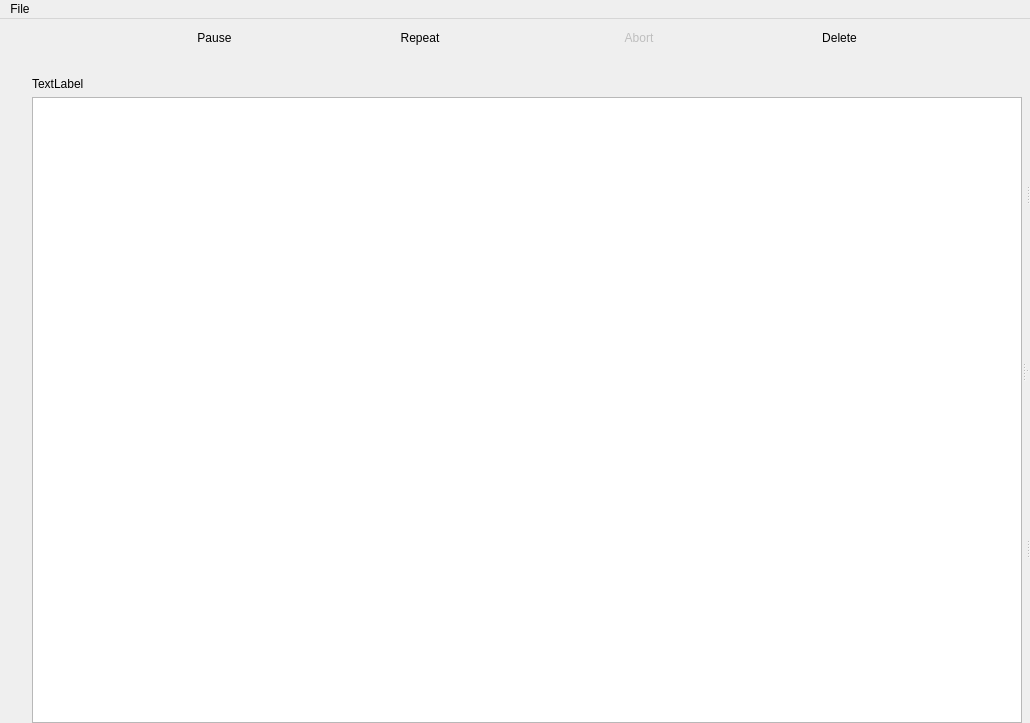
This is main.ui in labscript-suite/blacs as Qt 5 draws it before an edit. The edited form follows.
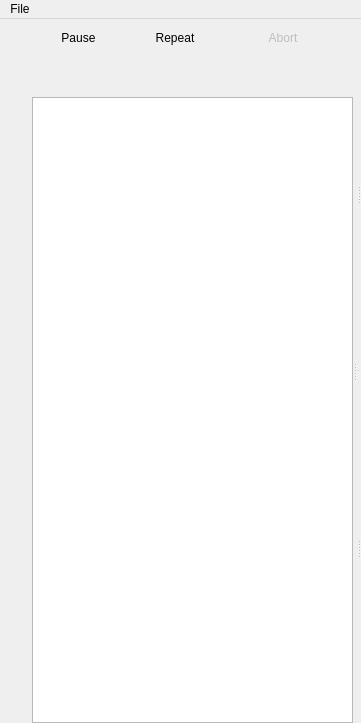
This is the edited form. Icons and pictures are not drawn. Custom widgets are drawn as their Qt base class.

Commit message:
feature2: Elide tab text Shorten device name/connection label to "name - [connection]"
Move shot delete button to left of queue.
Add "add shots" button - currently not connected since the menu action
for it isn't connected either.

Require labscript_utils 2.3 since we're using the QLabel elision widget it
introduced in 2.3

What changed in the file:
```diff
--- a/main.ui
+++ b/main.ui
@@ -6,7 +6,7 @@
    <rect>
     <x>0</x>
     <y>0</y>
-    <width>1030</width>
+    <width>361</width>
     <height>723</height>
    </rect>
   </property>
@@ -148,181 +148,9 @@
           <property name="topMargin">
            <number>6</number>
           </property>
-          <item>
-           <layout class="QHBoxLayout" name="horizontalLayout">
-            <item>
-             <layout class="QVBoxLayout" name="verticalLayout">
-              <property name="sizeConstraint">
-               <enum>QLayout::SetMinimumSize</enum>
-              </property>
-              <item>
-               <spacer name="verticalSpacer">
-                <property name="orientation">
-                 <enum>Qt::Vertical</enum>
-                </property>
-                <property name="sizeHint" stdset="0">
-                 <size>
-                  <width>20</width>
-                  <height>40</height>
-                 </size>
-                </property>
-               </spacer>
-              </item>
-              <item>
-               <widget class="QPushButton" name="queue_push_to_top">
-                <property name="sizePolicy">
-                 <sizepolicy hsizetype="Fixed" vsizetype="Fixed">
-                  <horstretch>0</horstretch>
-                  <verstretch>0</verstretch>
-                 </sizepolicy>
-                </property>
-                <property name="minimumSize">
-                 <size>
-                  <width>20</width>
-                  <height>0</height>
-                 </size>
-                </property>
-                <property name="maximumSize">
-                 <size>
-                  <width>20</width>
-                  <height>16777215</height>
-                 </size>
-                </property>
-                <property name="focusPolicy">
-                 <enum>Qt::NoFocus</enum>
-                </property>
-                <property name="toolTip">
-                 <string>Move to top</string>
-                </property>
-                <property name="text">
-                 <string/>
-                </property>
-                <property name="icon">
-                 <iconset resource="../../../../usr/local/lib/python2.7/dist-packages/qtutils/icons/icons.qrc">
-                  <normaloff>:/qtutils/fugue/arrow-stop-090.png</normaloff>:/qtutils/fugue/arrow-stop-090.png</iconset>
-                </property>
-               </widget>
-              </item>
-              <item>
-               <widget class="QPushButton" name="queue_push_up">
-                <property name="sizePolicy">
-                 <sizepolicy hsizetype="Fixed" vsizetype="Fixed">
-                  <horstretch>0</horstretch>
-                  <verstretch>0</verstretch>
-                 </sizepolicy>
-                </property>
-                <property name="minimumSize">
-                 <size>
-                  <width>20</width>
-                  <height>0</height>
-                 </size>
-                </property>
-                <property name="maximumSize">
-                 <size>
-                  <width>20</width>
-                  <height>16777215</height>
-                 </size>
-                </property>
-                <property name="focusPolicy">
-                 <enum>Qt::NoFocus</enum>
-                </property>
-                <property name="toolTip">
-                 <string>Move up</string>
-                </property>
-                <property name="text">
-                 <string/>
-                </property>
-                <property name="icon">
-                 <iconset resource="../../../../usr/local/lib/python2.7/dist-packages/qtutils/icons/icons.qrc">
-                  <normaloff>:/qtutils/fugue/arrow-090.png</normaloff>:/qtutils/fugue/arrow-090.png</iconset>
-                </property>
-               </widget>
-              </item>
-              <item>
-               <widget class="QPushButton" name="queue_push_down">
-                <property name="sizePolicy">
-                 <sizepolicy hsizetype="Fixed" vsizetype="Fixed">
-                  <horstretch>0</horstretch>
-                  <verstretch>0</verstretch>
-                 </sizepolicy>
-                </property>
-                <property name="minimumSize">
-                 <size>
-                  <width>20</width>
-                  <height>0</height>
-                 </size>
-                </property>
-                <property name="maximumSize">
-                 <size>
-                  <width>20</width>
-                  <height>16777215</height>
-                 </size>
-                </property>
-                <property name="focusPolicy">
-                 <enum>Qt::NoFocus</enum>
-                </property>
-                <property name="toolTip">
-                 <string>Move down</string>
-                </property>
-                <property name="text">
-                 <string/>
-                </property>
-                <property name="icon">
-                 <iconset resource="../../../../usr/local/lib/python2.7/dist-packages/qtutils/icons/icons.qrc">
-                  <normaloff>:/qtutils/fugue/arrow-270.png</normaloff>:/qtutils/fugue/arrow-270.png</iconset>
-                </property>
-               </widget>
-              </item>
-              <item>
-               <widget class="QPushButton" name="queue_push_to_bottom">
-                <property name="sizePolicy">
-                 <sizepolicy hsizetype="Fixed" vsizetype="Fixed">
-                  <horstretch>0</horstretch>
-                  <verstretch>0</verstretch>
-                 </sizepolicy>
-                </property>
-                <property name="minimumSize">
-                 <size>
-                  <width>20</width>
-                  <height>0</height>
-                 </size>
-                </property>
-                <property name="maximumSize">
-                 <size>
-                  <width>20</width>
-                  <height>16777215</height>
-                 </size>
-                </property>
-                <property name="focusPolicy">
-                 <enum>Qt::NoFocus</enum>
-                </property>
-                <property name="toolTip">
-                 <string>Move to bottom</string>
-                </property>
-                <property name="text">
-                 <string/>
-                </property>
-                <property name="icon">
-                 <iconset resource="../../../../usr/local/lib/python2.7/dist-packages/qtutils/icons/icons.qrc">
-                  <normaloff>:/qtutils/fugue/arrow-stop-270.png</normaloff>:/qtutils/fugue/arrow-stop-270.png</iconset>
-                </property>
-               </widget>
-              </item>
-              <item>
-               <spacer name="verticalSpacer_2">
-                <property name="orientation">
-                 <enum>Qt::Vertical</enum>
-                </property>
-                <property name="sizeHint" stdset="0">
-                 <size>
-                  <width>20</width>
-                  <height>40</height>
-                 </size>
-                </property>
-               </spacer>
-              </item>
-             </layout>
-            </item>
+          <property name="bottomMargin">
+           <number>0</number>
+          </property>
             <item>
              <layout class="QVBoxLayout" name="queue_verticalLayout">
               <item>
@@ -471,36 +299,6 @@
                   </property>
                  </spacer>
                 </item>
-                <item>
-                 <widget class="QPushButton" name="queue_delete_button">
-                  <property name="focusPolicy">
-                   <enum>Qt::NoFocus</enum>
-                  </property>
-                  <property name="toolTip">
-                   <string>Delete selected shots from queue</string>
-                  </property>
-                  <property name="text">
-                   <string>Delete</string>
-                  </property>
-                  <property name="icon">
-                   <iconset resource="../../../../usr/local/lib/python2.7/dist-packages/qtutils/icons/icons.qrc">
-                    <normaloff>:/qtutils/fugue/minus.png</normaloff>:/qtutils/fugue/minus.png</iconset>
-                  </property>
-                 </widget>
-                </item>
-                <item>
-                 <spacer name="horizontalSpacer_4">
-                  <property name="orientation">
-                   <enum>Qt::Horizontal</enum>
-                  </property>
-                  <property name="sizeHint" stdset="0">
-                   <size>
-                    <width>40</width>
-                    <height>20</height>
-                   </size>
-                  </property>
-                 </spacer>
-                </item>
                </layout>
               </item>
               <item>
@@ -525,9 +323,176 @@
               <item>
                <widget class="QLabel" name="running_shot_name">
                 <property name="text">
-                 <string>TextLabel</string>
-                </property>
-               </widget>
+               <string/>
+              </property>
+              <property name="alignment">
+               <set>Qt::AlignCenter</set>
+              </property>
+             </widget>
+            </item>
+            <item>
+             <layout class="QHBoxLayout" name="queue_treeview_horizontalLayout">
+              <property name="spacing">
+               <number>3</number>
+              </property>
+              <property name="topMargin">
+               <number>0</number>
+              </property>
+              <item>
+               <layout class="QVBoxLayout" name="verticalLayout">
+                <property name="sizeConstraint">
+                 <enum>QLayout::SetMinimumSize</enum>
+                </property>
+                <item>
+                 <widget class="QToolButton" name="queue_add_button">
+                  <property name="toolTip">
+                   <string>Add to queue</string>
+                  </property>
+                  <property name="text">
+                   <string/>
+                  </property>
+                  <property name="icon">
+                   <iconset resource="../../../../usr/local/lib/python2.7/dist-packages/qtutils/icons/icons.qrc">
+                    <normaloff>:/qtutils/fugue/plus.png</normaloff>:/qtutils/fugue/plus.png</iconset>
+                  </property>
+                 </widget>
+                </item>
+                <item>
+                 <widget class="QToolButton" name="queue_delete_button">
+                  <property name="focusPolicy">
+                   <enum>Qt::NoFocus</enum>
+                  </property>
+                  <property name="toolTip">
+                   <string>Delete selected shots from queue</string>
+                  </property>
+                  <property name="text">
+                   <string/>
+                  </property>
+                  <property name="icon">
+                   <iconset resource="../../../../usr/local/lib/python2.7/dist-packages/qtutils/icons/icons.qrc">
+                    <normaloff>:/qtutils/fugue/minus.png</normaloff>:/qtutils/fugue/minus.png</iconset>
+                  </property>
+                 </widget>
+                </item>
+                <item>
+                 <spacer name="verticalSpacer">
+                  <property name="orientation">
+                   <enum>Qt::Vertical</enum>
+                  </property>
+                  <property name="sizeHint" stdset="0">
+                   <size>
+                    <width>20</width>
+                    <height>40</height>
+                   </size>
+                  </property>
+                 </spacer>
+                </item>
+                <item>
+                 <widget class="QToolButton" name="queue_push_to_top">
+                  <property name="sizePolicy">
+                   <sizepolicy hsizetype="Fixed" vsizetype="Fixed">
+                    <horstretch>0</horstretch>
+                    <verstretch>0</verstretch>
+                   </sizepolicy>
+                  </property>
+                  <property name="focusPolicy">
+                   <enum>Qt::NoFocus</enum>
+                  </property>
+                  <property name="toolTip">
+                   <string>Move to top</string>
+                  </property>
+                  <property name="text">
+                   <string/>
+                  </property>
+                  <property name="icon">
+                   <iconset resource="../../../../usr/local/lib/python2.7/dist-packages/qtutils/icons/icons.qrc">
+                    <normaloff>:/qtutils/fugue/arrow-stop-090.png</normaloff>:/qtutils/fugue/arrow-stop-090.png</iconset>
+                  </property>
+                 </widget>
+                </item>
+                <item>
+                 <widget class="QToolButton" name="queue_push_up">
+                  <property name="sizePolicy">
+                   <sizepolicy hsizetype="Fixed" vsizetype="Fixed">
+                    <horstretch>0</horstretch>
+                    <verstretch>0</verstretch>
+                   </sizepolicy>
+                  </property>
+                  <property name="focusPolicy">
+                   <enum>Qt::NoFocus</enum>
+                  </property>
+                  <property name="toolTip">
+                   <string>Move up</string>
+                  </property>
+                  <property name="text">
+                   <string/>
+                  </property>
+                  <property name="icon">
+                   <iconset resource="../../../../usr/local/lib/python2.7/dist-packages/qtutils/icons/icons.qrc">
+                    <normaloff>:/qtutils/fugue/arrow-090.png</normaloff>:/qtutils/fugue/arrow-090.png</iconset>
+                  </property>
+                 </widget>
+                </item>
+                <item>
+                 <widget class="QToolButton" name="queue_push_down">
+                  <property name="sizePolicy">
+                   <sizepolicy hsizetype="Fixed" vsizetype="Fixed">
+                    <horstretch>0</horstretch>
+                    <verstretch>0</verstretch>
+                   </sizepolicy>
+                  </property>
+                  <property name="focusPolicy">
+                   <enum>Qt::NoFocus</enum>
+                  </property>
+                  <property name="toolTip">
+                   <string>Move down</string>
+                  </property>
+                  <property name="text">
+                   <string/>
+                  </property>
+                  <property name="icon">
+                   <iconset resource="../../../../usr/local/lib/python2.7/dist-packages/qtutils/icons/icons.qrc">
+                    <normaloff>:/qtutils/fugue/arrow-270.png</normaloff>:/qtutils/fugue/arrow-270.png</iconset>
+                  </property>
+                 </widget>
+                </item>
+                <item>
+                 <widget class="QToolButton" name="queue_push_to_bottom">
+                  <property name="sizePolicy">
+                   <sizepolicy hsizetype="Fixed" vsizetype="Fixed">
+                    <horstretch>0</horstretch>
+                    <verstretch>0</verstretch>
+                   </sizepolicy>
+                  </property>
+                  <property name="focusPolicy">
+                   <enum>Qt::NoFocus</enum>
+                  </property>
+                  <property name="toolTip">
+                   <string>Move to bottom</string>
+                  </property>
+                  <property name="text">
+                   <string/>
+                  </property>
+                  <property name="icon">
+                   <iconset resource="../../../../usr/local/lib/python2.7/dist-packages/qtutils/icons/icons.qrc">
+                    <normaloff>:/qtutils/fugue/arrow-stop-270.png</normaloff>:/qtutils/fugue/arrow-stop-270.png</iconset>
+                  </property>
+                 </widget>
+                </item>
+                <item>
+                 <spacer name="verticalSpacer_2">
+                  <property name="orientation">
+                   <enum>Qt::Vertical</enum>
+                  </property>
+                  <property name="sizeHint" stdset="0">
+                   <size>
+                    <width>20</width>
+                    <height>40</height>
+                   </size>
+                  </property>
+                 </spacer>
+                </item>
+               </layout>
               </item>
               <item>
                <widget class="QueueTreeview" name="treeview">
@@ -552,6 +517,12 @@
                 <property name="selectionMode">
                  <enum>QAbstractItemView::ExtendedSelection</enum>
                 </property>
+                <property name="textElideMode">
+                 <enum>Qt::ElideLeft</enum>
+                </property>
+                <property name="indentation">
+                 <number>0</number>
+                </property>
                 <property name="animated">
                  <bool>true</bool>
                 </property>
@@ -638,7 +609,7 @@
     <rect>
      <x>0</x>
      <y>0</y>
-     <width>1030</width>
+     <width>361</width>
      <height>28</height>
     </rect>
    </property>
```
Left out of the diff: 5 changed lines with no effect on the pictures. Lines whose indentation alone changed are shown as unchanged. The commit also changes 3 other files.
